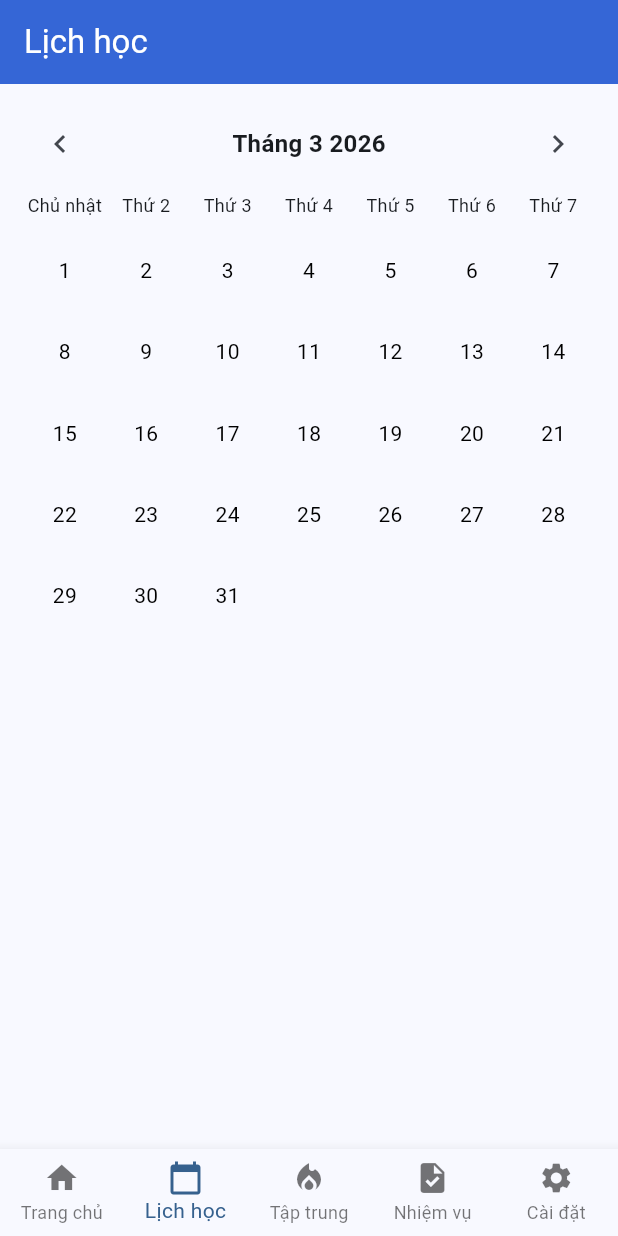
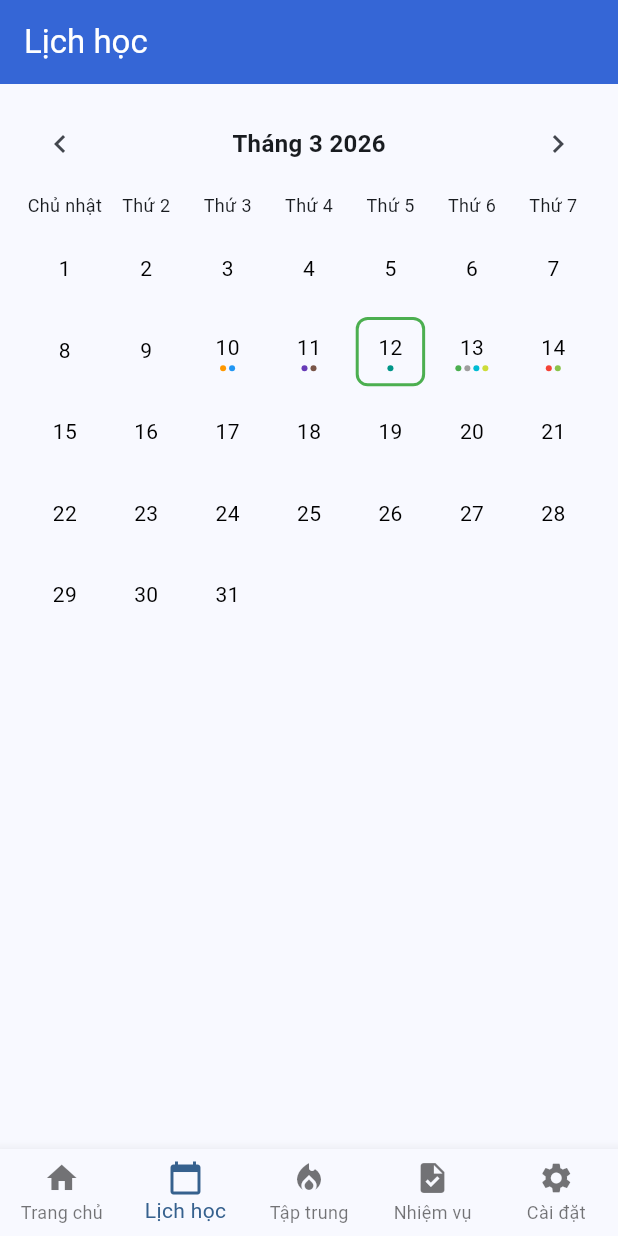
Before and after one commit to vuonglinh491/2025_2_LTTBDD_N02_Nhom_16, a Flutter app: the screen it shows after launch, item 2 of the bottom bar chosen, on a phone screen of 412 x 824 dp. Run offline on Flutter 3.47's test engine with Material 3 defaults, Android fonts, the phone set to English and light mode, and no system bars.

Commit message:
thêm viền hôm nay, các chấm sự kiện

```diff
--- a/lib/pages/schedule.dart
+++ b/lib/pages/schedule.dart
@@ -13,6 +13,126 @@ class _ScheduleState extends State<Schedule> {
   int thang = 3;
   int nam = 2026;
 
+  List<Map<String, dynamic>> _danhSachSuKien = const [
+    // sự kiện 1: nộp bài tập môn phân tích thiết kế
+    {
+      'nam': 2026,
+      'thang': 3,
+      'ngay': 13,
+      'gio': '23:59',
+      'tieuDe': "Nộp btl Phân tích thiết kế",
+      'mauSac': Colors.green,
+    },
+    // sự kiện 2: làm bài tập giao diện người máy
+    {
+      'nam': 2026,
+      'thang': 3,
+      'ngay': 13,
+      'gio': '17:00',
+      'tieuDe': 'Nộp figma hci',
+      'mauSac': Colors.grey,
+    },
+    // sự kiện 3: phòng tự học gdnm
+    {
+      'nam': 2026,
+      'thang': 3,
+      'ngay': 10,
+      'gio': '9:00-11:00',
+      'tieuDe': 'HCI room3.t6-pth',
+      'mauSac': Colors.orange,
+    },
+    // sự kiện 4: phòng tự học ltctbdđ
+    {
+      'nam': 2026,
+      'thang': 3,
+      'ngay': 10,
+      'gio': '13:00-17:00',
+      'tieuDe': 'mobile room3.t6-pth',
+      'mauSac': Colors.blue,
+    },
+    // sự kiện 5: nộp báo cáo
+    {
+      'nam': 2026,
+      'thang': 3,
+      'ngay': 14,
+      'gio': '23:59',
+      'tieuDe': 'Nộp btl mobile',
+      'mauSac': Colors.red,
+    },
+    // sự kiện 6: ngày cá tháng tư
+    {
+      'nam': 2026,
+      'thang': 4,
+      'ngay': 1,
+      'gio': 'Cả ngày',
+      'tieuDe': 'Ngày Cá tháng Tư',
+      'mauSac': Colors.pink,
+    },
+    // sự kiện 7: pth gdnm
+    {
+      'nam': 2026,
+      'thang': 3,
+      'ngay': 11,
+      'gio': '9:00-11:00',
+      'tieuDe': 'HCI room2.t6-pth',
+      'mauSac': Colors.deepPurple,
+    },
+    // sự kiện 8: pth pttk
+    {
+      'nam': 2026,
+      'thang': 3,
+      'ngay': 11,
+      'gio': '13:00-17:00',
+      'tieuDe': 'Phân tích thiết kế room2.t4',
+      'mauSac': Colors.brown,
+    },
+    // sự kiện 9:
+    {
+      'nam': 2026,
+      'thang': 3,
+      'ngay': 12,
+      'gio': '10:00-17:00',
+      'tieuDe': 'pth room3.t6',
+      'mauSac': Colors.teal,
+    },
+    // sự kiện 10:
+    {
+      'nam': 2026,
+      'thang': 3,
+      'ngay': 13,
+      'gio': '10:00-12:00',
+      'tieuDe': 'figma HCI',
+      'mauSac': Colors.cyan,
+    },
+    // sự kiện 11:
+    {
+      'nam': 2026,
+      'thang': 3,
+      'ngay': 13,
+      'gio': '13:00-15:00',
+      'tieuDe': 'quay video pttk room2.t5',
+      'mauSac': Colors.lime,
+    },
+    // sự kiện 12:
+    {
+      'nam': 2026,
+      'thang': 3,
+      'ngay': 13,
+      'gio': '15:00-17:00',
+      'tieuDe': 'mobile room2.t6-pth',
+      'mauSac': Colors.indigo,
+    },
+    // sự kiện 13: tập thể dục
+    {
+      'nam': 2026,
+      'thang': 3,
+      'ngay': 14,
+      'gio': '9:30-17:00',
+      'tieuDe': 'mobile room2.t6-pth',
+      'mauSac': Colors.lightGreen,
+    },
+  ];
+
   @override
   Widget build(BuildContext context) {
 
@@ -27,8 +147,21 @@ class _ScheduleState extends State<Schedule> {
     }
 
     for(int ngay = 1; ngay <= soLuongNgay; ngay++){
+
+      var suKienTrongNgay = _danhSachSuKien.where((suKien) =>
+      suKien['nam'] == nam &&
+          suKien['thang'] == thang &&
+          suKien['ngay'] == ngay
+      ).toList();
+
       int index = ngay -1;
       bool dangDuocChon = ngayDuocChon == index;
+
+      DateTime homNay = DateTime.now();
+      bool laHomNay =
+        ngay == homNay.day &&
+        thang == homNay.month &&
+        nam == homNay.year;
 
       danhSachNgay.add(
         GestureDetector(
@@ -44,17 +177,49 @@ class _ScheduleState extends State<Schedule> {
             decoration: BoxDecoration(
               color: dangDuocChon ? Colors.blue : Colors.transparent,
               borderRadius: BorderRadius.circular(8),
+              border: laHomNay ? Border.all(
+                color: Colors.green,
+                width: 2,
+              )
+                  : null,
             ),
 
-            child: Center(
-              child: Text(
+              child: Column(
+                mainAxisAlignment: MainAxisAlignment.center,
+                children: [
+
+                  Text(
                     '$ngay',
                     style: TextStyle(
-                  // fontSize: 14,
                       color: dangDuocChon ? Colors.white : Colors.black,
                     ),
                   ),
+
+                  SizedBox(height: 2),
+
+                  // hiển thị chấm sự kiện nếu có
+                  if(suKienTrongNgay.isNotEmpty)
+                    // hàng chứa các chấm
+                    Row(
+                      mainAxisAlignment: MainAxisAlignment.center,
+                      // tạo ds tối đa 4 chấm
+                      children: List.generate(
+                        suKienTrongNgay.length.clamp(0,4),
+                          (index) => Container(
+                            // khoảng cách và kích thước chấm
+                            margin: EdgeInsets.symmetric(horizontal: 1),
+                            width: 4,
+                            height: 4,
+                            decoration: BoxDecoration(
+                              color: suKienTrongNgay[index]['mauSac'],
+                              shape: BoxShape.circle,
                             ),
+                        ),
+                      ),
+                    )
+
+                ],
+              )
           ),
         )
       );
@@ -200,9 +365,12 @@ class _ScheduleState extends State<Schedule> {
             SizedBox(height: 8),
 
             GridView.count(
+              // để grid k chiếm toàn màn hình
               shrinkWrap: true,
+              // tắt cái chế độ cuộn
               physics: NeverScrollableScrollPhysics(),
               crossAxisCount: 7,
+              //tỉ lệ ô vuông
               childAspectRatio: 1,
               children: danhSachNgay,
             ),
```
Lines whose indentation alone changed are shown as unchanged.
